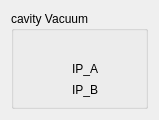
srgblnch/LinacGUI, file src/widgets/cavityVacuum.ui: the form before one commit.
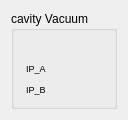
The form after the commit. Custom widgets are drawn as their Qt base class.

Commit message: added cavity vacuum popup information widgets

```diff
--- a/src/widgets/cavityVacuum.ui
+++ b/src/widgets/cavityVacuum.ui
@@ -6,8 +6,8 @@
    <rect>
     <x>0</x>
     <y>0</y>
-    <width>159</width>
-    <height>114</height>
+    <width>116</width>
+    <height>100</height>
    </rect>
   </property>
   <property name="windowTitle">
@@ -20,10 +20,7 @@
       <string>cavity Vacuum</string>
      </property>
      <layout class="QGridLayout" name="gridLayout_2">
-      <item row="0" column="0" rowspan="3">
-       <widget class="QwtThermo" name="VacuuRange"/>
-      </item>
-      <item row="0" column="1" colspan="2">
+      <item row="0" column="0" colspan="2">
        <widget class="TaurusLabel" name="HVGValue">
         <property name="minimumSize">
          <size>
@@ -39,14 +36,25 @@
         </property>
        </widget>
       </item>
-      <item row="1" column="1">
+      <item row="1" column="0">
        <widget class="QLabel" name="IonPumpALabel">
+        <property name="maximumSize">
+         <size>
+          <width>50</width>
+          <height>16777215</height>
+         </size>
+        </property>
+        <property name="font">
+         <font>
+          <pointsize>7</pointsize>
+         </font>
+        </property>
         <property name="text">
          <string>IP_A</string>
         </property>
        </widget>
       </item>
-      <item row="1" column="2">
+      <item row="1" column="1">
        <widget class="TaurusLed" name="IonPumpALed">
         <property name="minimumSize">
          <size>
@@ -62,14 +70,25 @@
         </property>
        </widget>
       </item>
-      <item row="2" column="1">
+      <item row="2" column="0">
        <widget class="QLabel" name="IonPumpBLabel">
+        <property name="maximumSize">
+         <size>
+          <width>50</width>
+          <height>16777215</height>
+         </size>
+        </property>
+        <property name="font">
+         <font>
+          <pointsize>7</pointsize>
+         </font>
+        </property>
         <property name="text">
          <string>IP_B</string>
         </property>
        </widget>
       </item>
-      <item row="2" column="2">
+      <item row="2" column="1">
        <widget class="TaurusLed" name="IonPumpBLed">
         <property name="minimumSize">
          <size>
@@ -123,11 +142,6 @@
    <extends>QWidget</extends>
    <header>taurus.qt.qtgui.display</header>
   </customwidget>
-  <customwidget>
-   <class>QwtThermo</class>
-   <extends>QWidget</extends>
-   <header>qwt_thermo.h</header>
-  </customwidget>
  </customwidgets>
  <resources/>
  <connections/>
```
Left out of the diff: 4 changed lines with no effect on the pictures. The commit also changes 5 other files.
